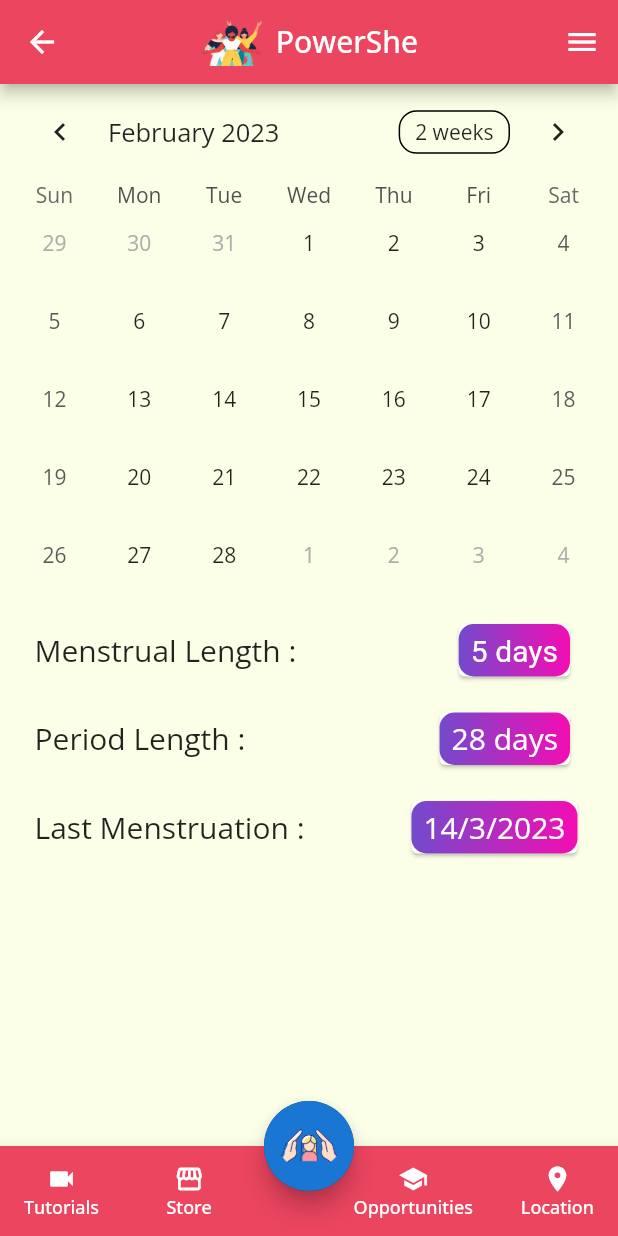
After one commit to FlutterFiesta/Shakti, a Flutter app: the TrackerPage screen opened by its route, in the side drawer, after a tap on "Tutorials", on a phone screen of 412 x 824 dp. The commit adds this screen. Run offline on Flutter 3.47's test engine with Material 2 defaults, Android fonts, the phone set to English and light mode, and no system bars; drawn by our look-alikes of modal_progress_hud_nsn, table_calendar; our stand-ins replace cloud_firestore, country_code_picker, dartz, file_picker, firebase_auth, firebase_core and 13 more; missing offline and left inert: dialog_flowtter, fab_circular_menu, flutter_polyline_points, tflite; accounts and stored records are empty; project files that could hold a hidden picture were left out.

Commit message:
Tracker files

```diff
--- a/lib/components/BottomBar.dart
+++ b/lib/components/BottomBar.dart
@@ -4,7 +4,7 @@ import 'package:power_she_pre/screens/home_screen.dart';
 import 'package:power_she_pre/screens/map/location.dart';
 import '../screens/opr_screen.dart';
 import '../screens/safety_screen.dart';
-import '../screens/store.dart';
+import '../screens/seller_buyer/store.dart';
 
 class BottomBar extends StatelessWidget {
   const BottomBar({Key? key}) : super(key: key);
--- a/lib/components/EndDrawer.dart
+++ b/lib/components/EndDrawer.dart
@@ -1,9 +1,10 @@
 import 'package:flutter/material.dart';
-import 'package:power_she_pre/screens/orders.dart';
+import 'package:power_she_pre/screens/Tracker/TrackerPage.dart';
+import 'package:power_she_pre/screens/seller_buyer/orders.dart';
 import 'package:power_she_pre/screens/welcome_screen.dart';
 import 'package:sidebarx/sidebarx.dart';
 import 'package:power_she_pre/constants.dart';
-import '../screens/my_products.dart';
+import '../screens/seller_buyer/my_products.dart';
 import 'package:power_she_pre/screens/user_profile.dart';
 import 'package:power_she_pre/screens/ChatBotSupport/mainScreen.dart';
 import 'package:power_she_pre/screens/group_chat/groupsHomeScreen.dart';
@@ -72,6 +73,13 @@ class EndDrawer extends StatelessWidget {
               Navigator.pushNamed(context, mainChatScreen.id);
             }),
         SidebarXItem(
+            icon:Icons.water_drop,
+            label:'Tracker',
+            onTap:(){
+              Navigator.pushNamed(context, TrackerPage.id);
+            }
+        ),
+        SidebarXItem(
           icon: Icons.logout_rounded,
           label: 'Logout',
           onTap: () async {
--- a/lib/main.dart
+++ b/lib/main.dart
@@ -9,28 +9,28 @@ import 'package:power_she_pre/screens/gender_auth/selfie_upload.dart';
 import 'package:power_she_pre/screens/group_chat/chat_page.dart';
 import 'package:power_she_pre/screens/group_chat/groupsHomeScreen.dart';
 import 'package:power_she_pre/screens/group_chat/searchScreen.dart';
-import 'package:power_she_pre/screens/my_products.dart';
-import 'package:power_she_pre/screens/new_product.dart';
+import 'package:power_she_pre/screens/seller_buyer/my_products.dart';
+import 'package:power_she_pre/screens/seller_buyer/new_product.dart';
 import 'package:power_she_pre/screens/onboard/onboardScreen.dart';
 import 'package:power_she_pre/screens/map/location.dart';
 import 'package:flutter_riverpod/flutter_riverpod.dart';
 import 'package:firebase_auth/firebase_auth.dart';
 import 'package:power_she_pre/screens/course.dart';
 import 'package:power_she_pre/screens/home_screen.dart';
-import 'package:power_she_pre/screens/orders.dart';
+import 'package:power_she_pre/screens/seller_buyer/orders.dart';
 import 'package:power_she_pre/screens/safety_screen.dart';
 import 'package:power_she_pre/screens/splash.dart';
 import 'package:power_she_pre/screens/authentication/login.dart';
 import 'package:power_she_pre/screens/authentication/registration.dart';
-import 'package:power_she_pre/screens/store.dart';
+import 'package:power_she_pre/screens/seller_buyer/store.dart';
 import 'package:power_she_pre/screens/welcome_screen.dart';
 import 'package:google_fonts/google_fonts.dart';
 import 'package:power_she_pre/screens/opr_screen.dart';
 import 'package:power_she_pre/screens/phone_details.dart';
-import 'package:power_she_pre/screens/my_products.dart';
+import 'package:power_she_pre/screens/seller_buyer/my_products.dart';
 import 'package:power_she_pre/screens/user_profile.dart';
 import 'package:power_she_pre/screens/safety_screen.dart';
-
+import 'package:power_she_pre/screens/Tracker/TrackerPage.dart';
 Future<void> main() async {
   WidgetsFlutterBinding.ensureInitialized();
   await Firebase.initializeApp();
@@ -65,7 +65,6 @@ class MyApp extends StatelessWidget {
         SelfieUpload.id: (context) => const SelfieUpload(),
         StoreScreen.id: (context) => const StoreScreen(),
         OrderScreen.id: (context) => const OrderScreen(),
-        OprScreen.id: (context) => const OprScreen(),
         SafetyScreen.id: (context) => const SafetyScreen(),
         PhoneDetails.id: (context) => const PhoneDetails(),
         MyProducts.id: (context) => const MyProducts(),
@@ -75,6 +74,7 @@ class MyApp extends StatelessWidget {
         mainChatScreen.id: (context) => const mainChatScreen(),
         groupsHome.id: (context) => const groupsHome(),
         SearchPage.id: (context) => const SearchPage(),
+        TrackerPage.id:(context)=>const TrackerPage()
       },
     );
   }
--- /dev/null
+++ b/lib/screens/Tracker/TrackerPage.dart
@@ -0,0 +1,305 @@
+import 'package:cloud_firestore/cloud_firestore.dart';
+import 'package:firebase_auth/firebase_auth.dart';
+import'package:flutter/material.dart';
+import 'package:table_calendar/table_calendar.dart';
+import '../../components/AppBarHome.dart';
+import '../../components/BottomBar.dart';
+import '../../components/EndDrawer.dart';
+import 'package:modal_progress_hud_nsn/modal_progress_hud_nsn.dart';
+
+class TrackerPage extends StatefulWidget {
+  static const String id="tracker_screen";
+  const TrackerPage({Key? key}) : super(key: key);
+
+  @override
+  State<TrackerPage> createState() => _TrackerPageState();
+}
+
+class _TrackerPageState extends State<TrackerPage> {
+  CalendarFormat _calendarFormat = CalendarFormat.month;
+  DateTime _focusedDay = DateTime.utc(2023, 02, 10);
+  DateTime _selectedDay=DateTime.now();
+  int periodLength= 28;
+  int menstrualLength=5;
+  var lastMenstruation= [DateTime.now()];
+  int color=-1;
+  final _auth = FirebaseAuth.instance;
+  final _firestore = FirebaseFirestore.instance;
+  late User loggedInUser;
+  String userId='';
+  late Stream<QuerySnapshot> selectedDoc;
+  String userName='';
+  bool spinner = false;
+
+  @override
+  void initState() {
+    super.initState();
+    setState(() {
+      spinner=true;
+    });
+    final user = _auth.currentUser;
+    if (user != null) {
+      setState(() {
+        loggedInUser = user;
+        userId = user.uid;
+      });
+      getDoc();
+
+    }
+  }
+
+  void getDoc() async {
+    final docref = await _firestore.collection("users").doc(userId).get();
+    setState(() {
+      if(!docref.data()!.containsKey('periodLength')){
+        print("Hello");
+      }
+      userName = docref['fullName'];
+      spinner=false;
+    });
+    print(userId);
+  }
+  @override
+  Widget build(BuildContext context) {
+    return Scaffold(
+      appBar: AppBarHome(),
+      endDrawer:EndDrawer(),
+      bottomNavigationBar: BottomBar(),
+      body:ModalProgressHUD(
+        inAsyncCall: spinner,
+        progressIndicator: CircularProgressIndicator(
+          color:Colors.pink,
+        ),
+        child: SafeArea(
+    child: SingleChildScrollView(
+
+    child: Column(
+    mainAxisSize: MainAxisSize.max,
+    mainAxisAlignment: MainAxisAlignment.spaceEvenly,
+    children: [
+    Padding(
+    padding: EdgeInsets.only(left: 8.0, right: 8.0, top: 0.0, bottom: 0),
+    child: TableCalendar(
+    calendarStyle: CalendarStyle(
+    isTodayHighlighted: true,
+    ),
+    calendarBuilders: CalendarBuilders(
+    markerBuilder: (context,date,event){
+    if(event.isNotEmpty) {
+    color++;
+    int a = 1, b = 1;
+    if(color == 0)
+    {
+    a = 300;
+    b = 300;
+    }
+    else if(color == 1)
+    {
+    a = 300;
+    b = 200;
+    }
+    else if(color == 2)
+    {
+    a = 300;
+    b = 100;
+    }
+    else if(color == 3)
+    {
+    a = 300;
+    b = 50;
+    }
+    else if(color == 4)
+    {
+    a = 200;
+    b = 50;
+    }
+    else if(color == 5)
+    {
+    a = 100;
+    b = 50;
+    }
+    else
+    {
+    a = 50;
+    b = 50;
+    }
+    // int s = (code-f)%4;
+    return Container(
+    decoration:BoxDecoration(
+    borderRadius: BorderRadius.all(Radius.circular(10)),
+    gradient: LinearGradient(
+    colors: [
+    Color.fromRGBO(115, 74, 204, 1),
+    Color.fromARGB(255, 244, 13, 179),
+    ]
+    )
+    ),
+    margin: const EdgeInsets.all(4.0),
+    alignment: Alignment.center,
+    child: Text(
+    date.day.toString(),
+    style: TextStyle(color: Color.fromARGB(255, 255, 255, 255)),
+    ));
+    }
+    color=-1;
+    return Container();
+    },
+    todayBuilder: (context, date, events) => Container(
+    margin: const EdgeInsets.all(4.0),
+    alignment: Alignment.center,
+    decoration: BoxDecoration(
+    color:  Color.fromARGB(255, 244, 13, 179),
+    borderRadius: BorderRadius.circular(30)),
+    child: Text(
+    date.day.toString(),
+    style: TextStyle(color: Color.fromARGB(255, 255, 255, 255)),
+    )),
+
+    ),
+    firstDay: DateTime.utc(2019, 10, 16),
+    lastDay: DateTime.now().add(Duration(days: 1000)),
+    focusedDay:_focusedDay,
+    calendarFormat: _calendarFormat,
+    eventLoader: (day){
+    if(lastMenstruation.length != 0 && periodLength!=0 && menstrualLength!=0) {
+    DateTime dt = lastMenstruation[lastMenstruation.length-1].subtract(Duration(days:menstrualLength-1));
+    dt = dt.add(Duration(days:periodLength));
+    List<DateTime>dts = [];
+    while (dt.isBefore(DateTime.now().add(Duration(days: 900)))) {
+    dts.add(dt);
+    for(int i=1;i<menstrualLength;++i){
+    dts.add(dts[dts.length-1].add(Duration(days: 1)));
+    }
+    dt = dt.add(Duration(days: periodLength));
+    }
+    dynamic st = [];
+    for (DateTime time in dts) {
+    if (day.day == time.day && day.month == time.month &&
+    day.year == time.year) {
+    st.add("next period date");
+    }
+    }
+
+    return st;
+    }
+    return [];
+    },
+    selectedDayPredicate: (day) {
+    return isSameDay(_selectedDay, day);
+    },
+    onDaySelected: (selectedDay, focusedDay) {
+    if (!isSameDay(_selectedDay, selectedDay)) {
+    setState(() {
+    _selectedDay = selectedDay;
+    _focusedDay = focusedDay;
+    });
+    }
+    },
+    onPageChanged: (focusedDay) {
+    _focusedDay = focusedDay;
+    },
+    ),
+    ),
+    Padding(
+    padding: EdgeInsets.only(left: 8.0, right: 8.0, top: 8.0, bottom: 0),
+    child: Column(
+    mainAxisAlignment: MainAxisAlignment.spaceAround,
+    children: [
+
+    Padding(
+    padding: EdgeInsets.only(left: 15.0, right: 20.0, top: 8.0, bottom: 8.0),
+    child: Row(
+    mainAxisAlignment: MainAxisAlignment.spaceBetween,
+    children: [
+    Text("Menstrual Length :",style: TextStyle(fontSize: 20,
+    ),
+    ),
+    Spacer(flex:3,),
+    Card(child: Container(
+    decoration:BoxDecoration(
+    borderRadius: BorderRadius.all(Radius.circular(10)),
+    gradient: LinearGradient(
+    colors: [
+
+    Color.fromRGBO(115, 74, 204, 1),
+    Color.fromARGB(255, 244, 13, 179),
+    ]
+    )
+    ),
+    child: Padding(
+    padding: const EdgeInsets.symmetric(vertical: 4.0, horizontal: 8),
+    child: Text("${menstrualLength} days",style: TextStyle(fontSize: 20,
+    fontFamily: 'FredokaOne',color: Color.fromARGB(255, 255, 255, 255), ),),
+    ),
+    )),
+    ],
+    ),
+    ),
+    Padding(
+    padding: EdgeInsets.only(left: 15.0, right: 20.0, top: 8.0, bottom: 8.0),
+    child: Row(
+    mainAxisAlignment: MainAxisAlignment.spaceBetween,
+    children: [
+    Text('Period Length :',style: TextStyle(fontSize: 20),),
+    Spacer(flex:3,),
+    Card(child: Container(
+    decoration:BoxDecoration(
+    borderRadius: BorderRadius.all(Radius.circular(10)),
+    gradient: LinearGradient(
+    colors: [
+
+
+    Color.fromRGBO(115, 74, 204, 1),
+    Color.fromARGB(255, 244, 13, 179),
+
+    ]
+    )
+    ),
+    child: Padding(
+    padding: const EdgeInsets.symmetric(vertical: 4.0, horizontal: 8),
+    child: Text("${periodLength} days",style: TextStyle(fontSize: 20, color: Color.fromARGB(255, 255, 255, 255), ),),
+    ),
+    )),
+
+    ],
+    ),
+    ),
+    Padding(
+    padding: EdgeInsets.only(left: 15.0, right: 15.0, top: 8.0, bottom: 8.0),
+    child: Row(
+    mainAxisAlignment: MainAxisAlignment.spaceBetween,
+    children: [
+    Text("Last Menstruation :",style: TextStyle(fontSize: 20),),
+    Spacer(flex:3,),
+    Card(child: Container(
+    decoration:BoxDecoration(
+    borderRadius: BorderRadius.all(Radius.circular(10)),
+    gradient: LinearGradient(
+    colors: [
+    Color.fromRGBO(115, 74, 204, 1),
+    Color.fromARGB(255, 244, 13, 179),
+
+    ]
+    )
+    ),
+    child: Padding(
+    padding: const EdgeInsets.symmetric(vertical: 4.0, horizontal: 8),
+    child: Text(lastMenstruation.length==0?" ":'${lastMenstruation[lastMenstruation.length-1].day.toString()}/${lastMenstruation[lastMenstruation.length-1].month.toString()}/${lastMenstruation[lastMenstruation.length-1].year.toString()}',
+    style: TextStyle(fontSize: 20, color: Color.fromARGB(255, 255, 255, 255), ),),
+    ),
+    )),
+    ],
+    ),
+    ),
+    ],
+    ),
+    ),
+    ],
+    ),
+    ),
+        ),
+      ),
+
+    );
+  }
+}
--- a/lib/screens/course.dart
+++ b/lib/screens/course.dart
@@ -1,5 +1,6 @@
 import'package:flutter/material.dart';
 import'package:power_she_pre/constants.dart';
+import 'package:power_she_pre/screens/helper/helper_function.dart';
 import'package:power_she_pre/screens/splash.dart';
 import'dart:async';
 import'package:power_she_pre/screens/welcome_screen.dart';
@@ -29,6 +30,7 @@ class _CourseState extends State<Course> {
 
     @override
     Widget build(BuildContext context) {
+
       return Scaffold(
         appBar: AppBar(
           title: Text('Example'),
--- a/lib/screens/home_screen.dart
+++ b/lib/screens/home_screen.dart
@@ -1,9 +1,9 @@
 import 'package:flutter/material.dart';
 import 'package:power_she_pre/components/EndDrawer.dart';
 import 'package:power_she_pre/constants.dart';
-import 'package:power_she_pre/screens/my_products.dart';
+import 'package:power_she_pre/screens/seller_buyer/my_products.dart';
 import 'package:power_she_pre/screens/splash.dart';
-import 'package:power_she_pre/screens/store.dart';
+import 'package:power_she_pre/screens/seller_buyer/store.dart';
 import 'dart:async';
 import 'package:power_she_pre/screens/welcome_screen.dart';
 import 'package:sidebarx/sidebarx.dart';
@@ -11,7 +11,7 @@ import '../components/AppBarHome.dart';
 import '../components/appBarInit.dart';
 import 'package:youtube_player_flutter/youtube_player_flutter.dart';
 import '../components/BottomBar.dart';
-import 'orders.dart';
+import 'seller_buyer/orders.dart';
 
 import 'package:power_she_pre/screens/opr_screen.dart';
 
--- a/lib/screens/onboard/onboardScreen.dart
+++ b/lib/screens/onboard/onboardScreen.dart
@@ -29,11 +29,9 @@ class _OnboardScreenState extends State<OnboardScreen> {
   }
 
   _storeOnboardInfo() async {
-    print("Shared pref called");
     int isViewed = 0;
     SharedPreferences prefs = await SharedPreferences.getInstance();
     await prefs.setInt('onBoard', isViewed);
-    print(prefs.getInt('onBoard'));
   }
 
   @override
@@ -120,8 +118,6 @@ class _OnboardScreenState extends State<OnboardScreen> {
                   ),
                   InkWell(
                     onTap: () async {
-                      print(index);
-                      print(screens.length);
                       if (index == screens.length - 1) {
                         Navigator.pushReplacement(
                             context,
@@ -130,7 +126,7 @@ class _OnboardScreenState extends State<OnboardScreen> {
                       }
 
                       _pageController.nextPage(
-                        duration: Duration(milliseconds: 3),
+                        duration: Duration(milliseconds: 5),
                         curve: Curves.bounceIn,
                       );
                     },
--- a/lib/screens/my_products.dart
+++ b/lib/screens/seller_buyer/my_products.dart
@@ -5,7 +5,7 @@ import 'package:flutter/material.dart';
 import 'package:modal_progress_hud_nsn/modal_progress_hud_nsn.dart';
 import 'package:power_she_pre/constants.dart';
 
-import '../components/AppBarHome.dart';
+import '../../components/AppBarHome.dart';
 import 'new_product.dart';
 
 class MyProducts extends StatefulWidget {
--- a/lib/screens/new_product.dart
+++ b/lib/screens/seller_buyer/new_product.dart
@@ -50,11 +50,11 @@ class _NewProductState extends State<NewProduct> {
     }
   }
   void getDoc() async {
-    final docref = await _firestore.collection("details").doc(userId).get();
+    print(userId);
+    final docref = await _firestore.collection("users").doc(userId).get();
     setState(() {
-      userName = docref['Name'];
+      userName = docref['fullName'];
       print(userName);
-      print(userId);
     });
   }
   @override
@@ -108,15 +108,13 @@ class _NewProductState extends State<NewProduct> {
                 Padding(
                   padding: const EdgeInsets.fromLTRB(20, 20, 20, 10),
                   child: TextField(
-                    keyboardType: TextInputType.text,
+                    keyboardType: TextInputType.number,
                     textAlign: TextAlign.left,
                     onChanged: (value) {
                       //Do something with the user input.
                       // email = value;
                       setState(() {
                         price=value;
-                        print(value);
-                        print(price);
                       });
                     },
                     decoration: kProductFieldDecoration.copyWith(
--- a/lib/screens/orders.dart
+++ b/lib/screens/seller_buyer/orders.dart
@@ -6,7 +6,7 @@ import 'package:cloud_firestore/cloud_firestore.dart';
 import 'package:firebase_auth/firebase_auth.dart';
 import 'package:modal_progress_hud_nsn/modal_progress_hud_nsn.dart';
 
-import '../components/AlertBox.dart';
+import '../../components/AlertBox.dart';
 
 class OrderScreen extends StatefulWidget {
   static const String id = "order_screen";
@@ -42,9 +42,9 @@ class _OrderScreenState extends State<OrderScreen> {
   }
 
   void getDoc() async {
-    final docref = await _firestore.collection("details").doc(userId).get();
+    final docref = await _firestore.collection("users").doc(userId).get();
     setState(() {
-      userName = docref['Name'];
+      userName = docref['fullName'];
       print(userName);
       print(userId);
     });
--- a/lib/screens/store.dart
+++ b/lib/screens/seller_buyer/store.dart
@@ -5,9 +5,9 @@ import 'package:power_she_pre/constants.dart';
 import 'package:cloud_firestore/cloud_firestore.dart';
 import 'package:firebase_auth/firebase_auth.dart';
 import 'package:modal_progress_hud_nsn/modal_progress_hud_nsn.dart';
-import '../components/AlertBox.dart';
+import '../../components/AlertBox.dart';
 import 'package:power_she_pre/components/AppBarHome.dart';
-import '../components/BottomBar.dart';
+import '../../components/BottomBar.dart';
 import 'package:sidebarx/sidebarx.dart';
 
 class StoreScreen extends StatefulWidget {
@@ -43,9 +43,9 @@ class _StoreScreenState extends State<StoreScreen> {
     //     .where('sell_id', isNotEqualTo: userId).snapshots());
   }
   void getDoc() async {
-    final docref = await _firestore.collection("details").doc(userId).get();
+    final docref = await _firestore.collection("users").doc(userId).get();
     setState(() {
-      userName = docref['Name'];
+      userName = docref['fullName'];
       // print(userName);
       // print(userId);
     });
@@ -112,7 +112,7 @@ class _StoreScreenState extends State<StoreScreen> {
                                       child: Card(
                                         elevation: 10,
                                         shadowColor: Colors.black,
-                                        color: kbase,
+                                        color: Colors.white,
                                         child: SizedBox(
                                           // width: MediaQuery.of(context)
                                           //     .size
--- a/pubspec.yaml
+++ b/pubspec.yaml
@@ -46,6 +46,10 @@ dependencies:
   flutter_dotenv: ^5.0.2
   step_progress_indicator: ^1.0.2
   location: ^4.4.0
+  provider: ^6.0.5
+  fluttertoast: ^8.2.1
+  hexcolor: ^3.0.1
+  table_calendar: ^3.0.7
 
 dev_dependencies:
   flutter_test:
```
Also changed, not shown: pubspec.lock.
